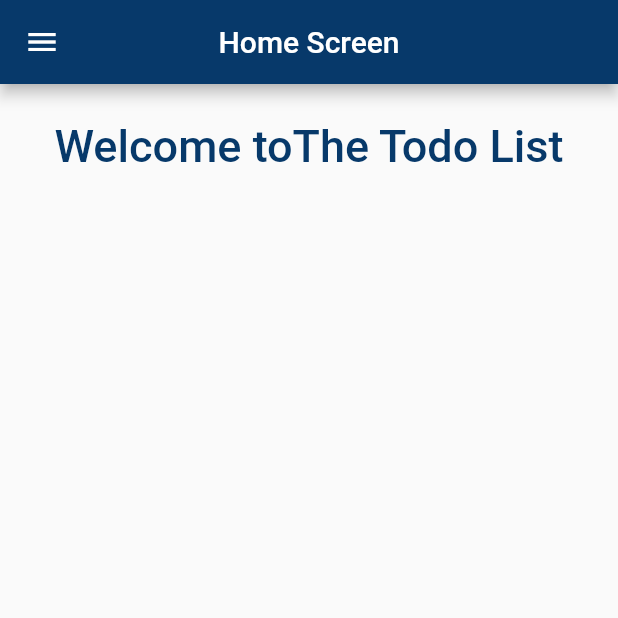
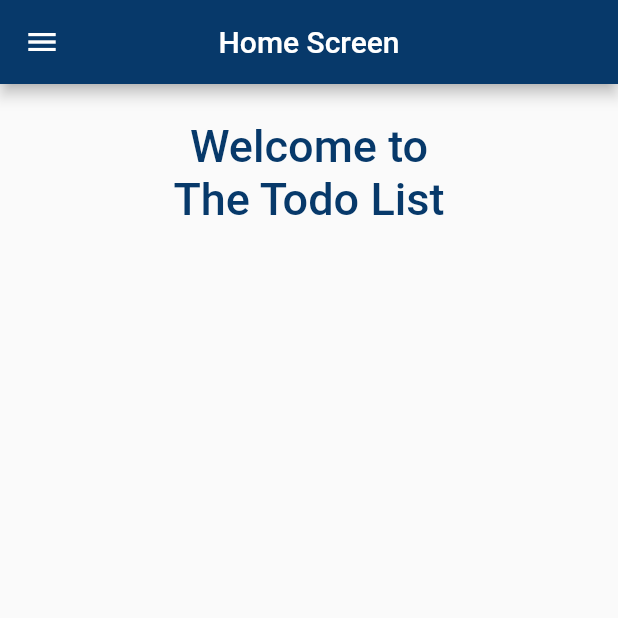
Before and after one commit to aunshpatel/flutter-todo_list, a Flutter app: the screen it shows after launch, on a phone screen of 412 x 824 dp, the top half of it. Run offline on Flutter 3.47's test engine with Material 3 defaults, Android fonts, the phone set to English and light mode, and no system bars; our stand-ins replace shared_preferences.

Commit message:
Update home page

```diff
--- a/lib/screens/home_page.dart
+++ b/lib/screens/home_page.dart
@@ -43,7 +43,7 @@ class _HomePageState extends State<HomePage> {
                   mainAxisAlignment: MainAxisAlignment.center,
                   children: [
                     Center(
-                      child: Wrap(
+                      child: Column(
                         children: [
                           Text("Welcome to", style: kHomePageTitle),
                           Text("The Todo List", style: kHomePageTitle),
```
